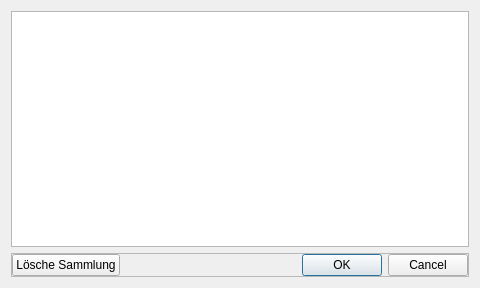
Above: loadcollectiondialog.ui from hel800/picture-show2 before the change. Below: the same form after it.
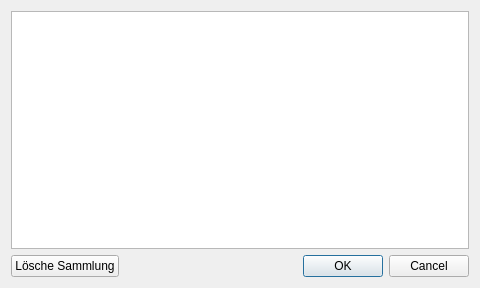
That is the form after the change.

The edit to the form file:
```diff
--- a/loadcollectiondialog.ui
+++ b/loadcollectiondialog.ui
@@ -32,7 +32,7 @@
    <item>
     <widget class="QFrame" name="frame">
      <property name="frameShape">
-      <enum>QFrame::StyledPanel</enum>
+      <enum>QFrame::NoFrame</enum>
      </property>
      <property name="frameShadow">
       <enum>QFrame::Raised</enum>
```
